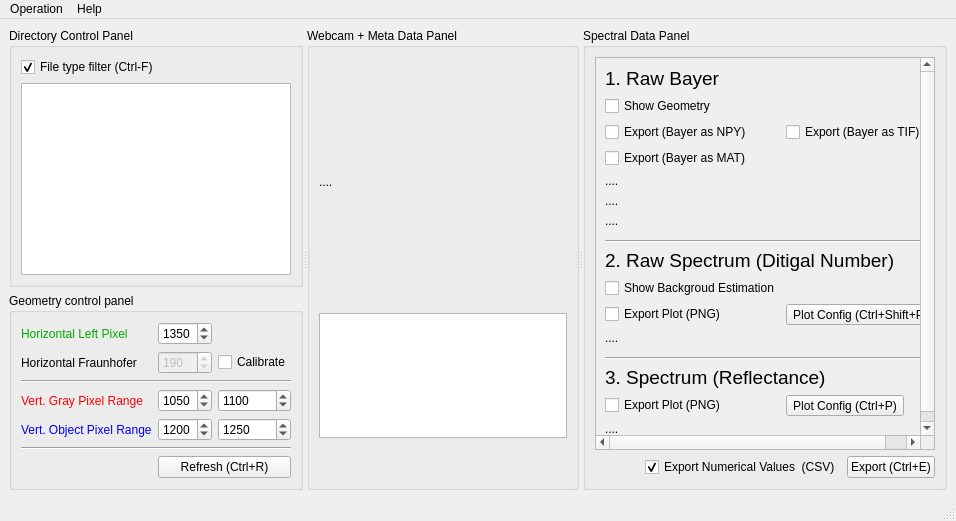
garid3000/bps_spectrometer_gui, file UI/UI_Mainwindow.ui: the form before one commit.
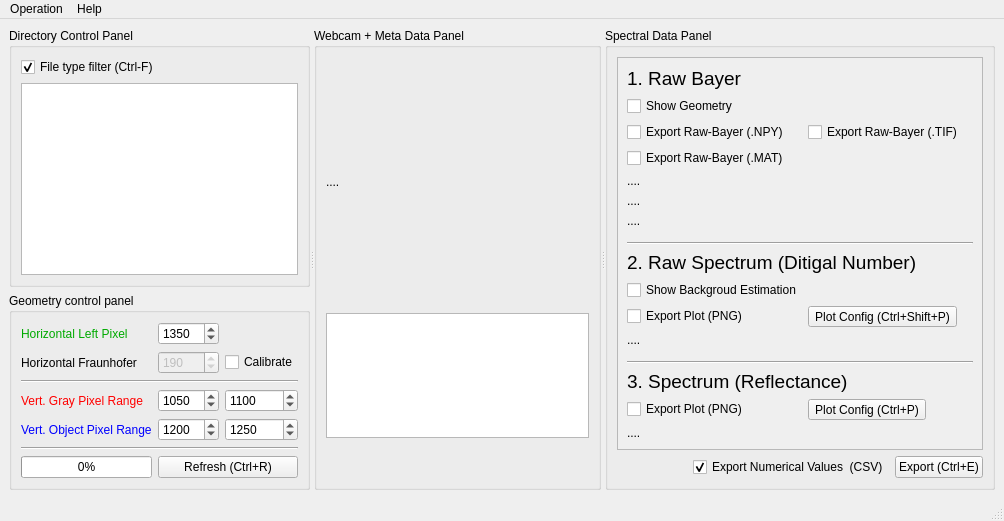
The form after the commit. Custom widgets are drawn as their Qt base class.

Commit message: feat: exporting TIF NPY MAT PNG (x2)

Diff of the .ui file:
```diff
--- a/UI/UI_Mainwindow.ui
+++ b/UI/UI_Mainwindow.ui
@@ -6,7 +6,7 @@
    <rect>
     <x>0</x>
     <y>0</y>
-    <width>956</width>
+    <width>1004</width>
     <height>521</height>
    </rect>
   </property>
@@ -275,6 +275,13 @@
              </property>
             </widget>
            </item>
+           <item row="6" column="0">
+            <widget class="QProgressBar" name="pb_redraw_progress">
+             <property name="value">
+              <number>0</number>
+             </property>
+            </widget>
+           </item>
           </layout>
          </widget>
         </item>
@@ -360,7 +367,7 @@
            <property name="geometry">
             <rect>
              <x>0</x>
-             <y>0</y>
+             <y>-66</y>
              <width>353</width>
              <height>444</height>
             </rect>
@@ -458,21 +465,21 @@
             <item row="2" column="0">
              <widget class="QCheckBox" name="checkBox_2">
               <property name="text">
-               <string>Export (Bayer as NPY)</string>
+               <string>Export Raw-Bayer (.NPY)</string>
               </property>
              </widget>
             </item>
             <item row="2" column="1">
              <widget class="QCheckBox" name="checkBox">
               <property name="text">
-               <string>Export (Bayer as TIF)</string>
+               <string>Export Raw-Bayer (.TIF)</string>
               </property>
              </widget>
             </item>
             <item row="3" column="0">
              <widget class="QCheckBox" name="checkBox_3">
               <property name="text">
-               <string>Export (Bayer as MAT)</string>
+               <string>Export Raw-Bayer (.MAT)</string>
               </property>
              </widget>
             </item>
@@ -560,7 +567,7 @@
     <rect>
      <x>0</x>
      <y>0</y>
-     <width>956</width>
+     <width>1004</width>
      <height>19</height>
     </rect>
    </property>
```
Left out of the diff: 12 changed lines with no effect on the pictures. The commit also changes 2 other files.
